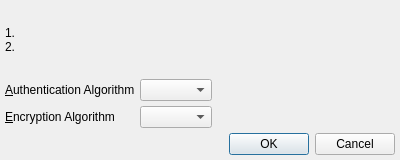
First picture: the form in branches/trunk/GoldBug-UI/forwardsecrecyalgorithmsselection.ui, repository textbrowser/spot-on, before the edit.
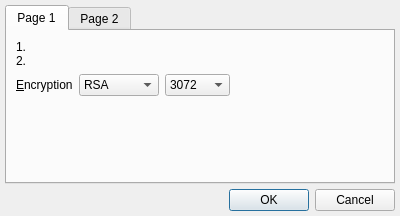
Second picture: the form after the edit. Icons and pictures are not drawn.

```diff
--- a/branches/trunk/GoldBug-UI/forwardsecrecyalgorithmsselection.ui
+++ b/branches/trunk/GoldBug-UI/forwardsecrecyalgorithmsselection.ui
@@ -7,7 +7,7 @@
     <x>0</x>
     <y>0</y>
     <width>400</width>
-    <height>160</height>
+    <height>216</height>
    </rect>
   </property>
   <property name="windowIcon">
@@ -22,7 +22,140 @@
     <number>5</number>
    </property>
    <item>
-    <widget class="QLabel" name="label">
+    <widget class="QTabWidget" name="tab">
+     <property name="currentIndex">
+      <number>0</number>
+     </property>
+     <widget class="QWidget" name="tab_1">
+      <attribute name="title">
+       <string>Page 1</string>
+      </attribute>
+      <layout class="QVBoxLayout" name="verticalLayout_3">
+       <item>
+        <widget class="QLabel" name="text_1">
+         <property name="text">
+          <string>1.
+2.</string>
+         </property>
+         <property name="wordWrap">
+          <bool>true</bool>
+         </property>
+        </widget>
+       </item>
+       <item>
+        <layout class="QHBoxLayout" name="horizontalLayout_3">
+         <item>
+          <widget class="QLabel" name="label_45">
+           <property name="text">
+            <string>&amp;Encryption</string>
+           </property>
+           <property name="buddy">
+            <cstring>encryptionKeyType</cstring>
+           </property>
+          </widget>
+         </item>
+         <item>
+          <widget class="QComboBox" name="encryptionKeyType">
+           <property name="currentIndex">
+            <number>3</number>
+           </property>
+           <property name="sizeAdjustPolicy">
+            <enum>QComboBox::AdjustToContents</enum>
+           </property>
+           <item>
+            <property name="text">
+             <string>ElGamal</string>
+            </property>
+           </item>
+           <item>
+            <property name="text">
+             <string>McEliece</string>
+            </property>
+           </item>
+           <item>
+            <property name="text">
+             <string>NTRU</string>
+            </property>
+           </item>
+           <item>
+            <property name="text">
+             <string>RSA</string>
+            </property>
+           </item>
+          </widget>
+         </item>
+         <item>
+          <widget class="QComboBox" name="encryptionKeySize">
+           <property name="currentIndex">
+            <number>0</number>
+           </property>
+           <property name="sizeAdjustPolicy">
+            <enum>QComboBox::AdjustToContents</enum>
+           </property>
+           <item>
+            <property name="text">
+             <string>3072</string>
+            </property>
+           </item>
+           <item>
+            <property name="text">
+             <string>4096</string>
+            </property>
+           </item>
+           <item>
+            <property name="text">
+             <string>7680</string>
+            </property>
+           </item>
+           <item>
+            <property name="text">
+             <string>8192</string>
+            </property>
+           </item>
+           <item>
+            <property name="text">
+             <string>15360</string>
+            </property>
+           </item>
+          </widget>
+         </item>
+         <item>
+          <spacer name="horizontalSpacer_3">
+           <property name="orientation">
+            <enum>Qt::Horizontal</enum>
+           </property>
+           <property name="sizeHint" stdset="0">
+            <size>
+             <width>40</width>
+             <height>20</height>
+            </size>
+           </property>
+          </spacer>
+         </item>
+        </layout>
+       </item>
+       <item>
+        <spacer name="verticalSpacer">
+         <property name="orientation">
+          <enum>Qt::Vertical</enum>
+         </property>
+         <property name="sizeHint" stdset="0">
+          <size>
+           <width>20</width>
+           <height>40</height>
+          </size>
+         </property>
+        </spacer>
+       </item>
+      </layout>
+     </widget>
+     <widget class="QWidget" name="tab_2">
+      <attribute name="title">
+       <string>Page 2</string>
+      </attribute>
+      <layout class="QVBoxLayout" name="verticalLayout_2">
+       <item>
+        <widget class="QLabel" name="text_2">
      <property name="text">
       <string>1.
 2.</string>
@@ -114,6 +247,23 @@
     </layout>
    </item>
    <item>
+        <spacer name="verticalSpacer_2">
+         <property name="orientation">
+          <enum>Qt::Vertical</enum>
+         </property>
+         <property name="sizeHint" stdset="0">
+          <size>
+           <width>20</width>
+           <height>40</height>
+          </size>
+         </property>
+        </spacer>
+       </item>
+      </layout>
+     </widget>
+    </widget>
+   </item>
+   <item>
     <widget class="QDialogButtonBox" name="buttonBox">
      <property name="orientation">
       <enum>Qt::Horizontal</enum>
```
Left out of the diff: 3 changed lines with no effect on the pictures. Lines whose indentation alone changed are shown as unchanged.
